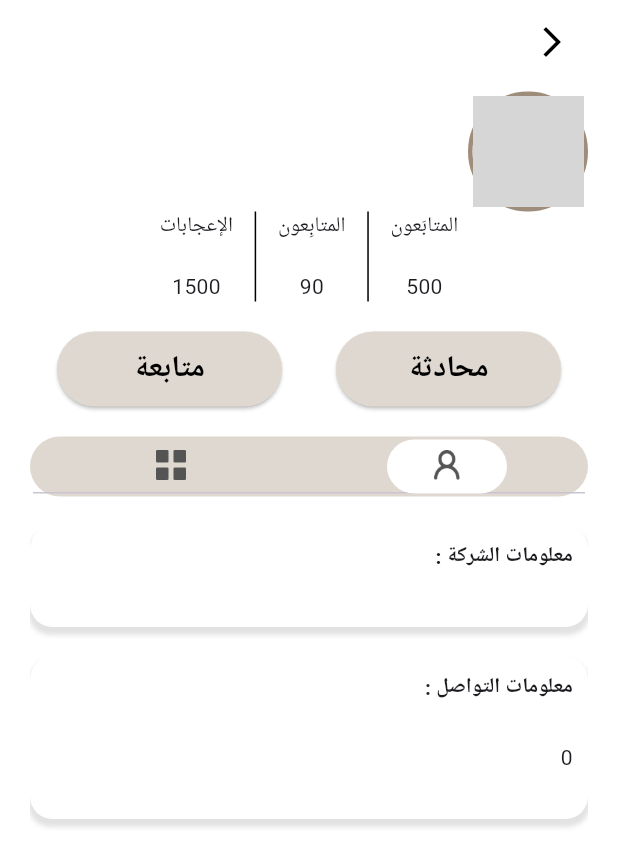
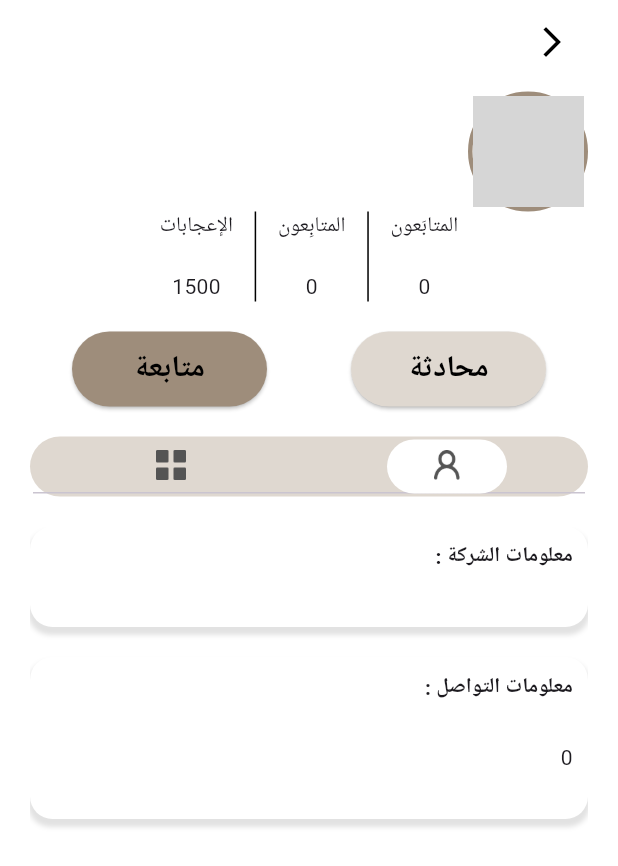
Before and after one commit to flutterCampTeam3/bunya-app, a Flutter app: the ProfilePageOfficeCustomur screen opened directly with empty values, on a phone screen of 412 x 824 dp. Shown: the top 866 px of the screen. Run offline on Flutter 3.47's test engine with Material 3 defaults, Android fonts, the phone set to English and light mode, and no system bars; our stand-ins replace bloc, flutter_bloc, flutter_dotenv, flutter_otp_text_field, flutter_svg, get_it and 7 more; missing offline and left inert: timer_button; accounts and stored records are empty; network calls fail; project files that could hold a hidden picture were left out; grey boxes are pictures that could not be loaded.

Commit message:
edit_follower

```diff
--- a/lib/data/service/supabase_services.dart
+++ b/lib/data/service/supabase_services.dart
@@ -153,8 +153,7 @@ class DBService {
     final profileData = await supabase
         .from('Customer')
         .select()
-        .eq('customerId', supabase.auth.currentUser!.id)
-        .single();
+        .eq('customerId', supabase.auth.currentUser!.id);
     if (profileData.isNotEmpty) {
       userType = true;
       return true;
--- a/lib/main.dart
+++ b/lib/main.dart
@@ -1,7 +1,6 @@
 import 'package:bunya_app/data/service/supabase_configration.dart';
 import 'package:bunya_app/data/service/supabase_services.dart';
 import 'package:bunya_app/pages/Office%20pages/navBar%20page/navBarPage.dart';
-import 'package:bunya_app/pages/costumer%20pages/costumer%20auth%20pages/signIn%20page/signin_customer_page.dart';
 import 'package:bunya_app/pages/costumer%20pages/navBar%20page/navBarPage.dart';
 import 'package:bunya_app/pages/intro%20pages/disconnect_page.dart';
 import 'package:bunya_app/pages/intro%20pages/first_intro.dart';
--- a/lib/pages/Office pages/profile_page/edit_office_page.dart
+++ b/lib/pages/Office pages/profile_page/edit_office_page.dart
@@ -5,7 +5,6 @@ import 'package:bunya_app/helper/sized.dart';
 import 'package:bunya_app/pages/Office%20pages/profile_page/bloc/profile_office_bloc.dart';
 import 'package:bunya_app/pages/Office%20pages/profile_page/profile_Office_pagee.dart';
 import 'package:bunya_app/pages/Office%20pages/profile_page/widgets/widgets/info_edit_row.dart';
-import 'package:bunya_app/pages/costumer%20pages/profile_page/bloc/profile_bloc.dart';
 import 'package:bunya_app/pages/costumer%20pages/profile_page/widgets/image_aacount_widget.dart';
 import 'package:flutter/cupertino.dart';
 import 'package:flutter/material.dart';
--- a/lib/pages/Office pages/profile_page/profile_Office_pagee.dart
+++ b/lib/pages/Office pages/profile_page/profile_Office_pagee.dart
@@ -5,7 +5,6 @@ import 'package:bunya_app/pages/Office%20pages/profile_page/bloc/profile_office_
 import 'package:bunya_app/pages/Office%20pages/profile_page/edit_office_page.dart';
 import 'package:bunya_app/pages/Office%20pages/profile_page/widgets/widgets/information_widget.dart';
 import 'package:bunya_app/pages/costumer%20pages/profile_page/widgets/image_aacount_widget.dart';
-import 'package:bunya_app/pages/costumer%20pages/profile_page/widgets/post_widget.dart';
 import 'package:flutter/cupertino.dart';
 import 'package:flutter/material.dart';
 import 'package:flutter/rendering.dart';
@@ -18,7 +17,6 @@ class ProfilePageOffice extends StatelessWidget {
 
   @override
   final locator = GetIt.I.get<DBService>();
-
   @override
   Widget build(BuildContext context) {
     return DefaultTabController(
--- a/lib/pages/costumer pages/office profile pages/bloc/profile_posts_event.dart
+++ b/lib/pages/costumer pages/office profile pages/bloc/profile_posts_event.dart
@@ -23,12 +23,6 @@ class DeleteFollowEvent extends ProfilePostsEvent {
   DeleteFollowEvent({required this.id});
 }
 
-
-class GetFollowingNumberEvent extends ProfilePostsEvent {
-  final String id;
-  GetFollowingNumberEvent({required this.id});
-}
-
 class CheckFollowNumberEvent extends ProfilePostsEvent {
   final String officeId;
   CheckFollowNumberEvent({required this.officeId});
--- a/lib/pages/costumer pages/office profile pages/profile_office.dart
+++ b/lib/pages/costumer pages/office profile pages/profile_office.dart
@@ -58,11 +58,11 @@ class ProfilePageOfficeCustomur extends StatelessWidget {
                         child: Row(
                           mainAxisAlignment: MainAxisAlignment.center,
                           children: [
-                            const Column(
+                            Column(
                               children: [
                                 Text("المتابَعون"),
                                 gapH20,
-                                Text("500"),
+                                Text("${bloc.followerNumber}"),
                               ],
                             ),
                             VerticalDivider(
@@ -70,11 +70,11 @@ class ProfilePageOfficeCustomur extends StatelessWidget {
                               thickness: 1.0,
                               color: blackColor,
                             ),
-                            const Column(
+                            Column(
                               children: [
                                 Text("المتابِعون"),
                                 gapH20,
-                                Text("90"),
+                                Text("${bloc.followingNumber}"),
                               ],
                             ),
                             VerticalDivider(
@@ -100,18 +100,18 @@ class ProfilePageOfficeCustomur extends StatelessWidget {
                             onPressed: () {
                               //
                             },
+                            style: ButtonStyle(
+                              backgroundColor:
+                                  WidgetStateProperty.all<Color>(lightBrown),
+                              fixedSize: WidgetStateProperty.all<Size>(
+                                  const Size(130, 50)),
+                            ),
                             // style: ButtonStyle(
                             //   backgroundColor:
-                            //       WidgetStateProperty.all<Color>(lightBrown),
-                            //   fixedSize: WidgetStateProperty.all<Size>(
-                            //       const Size(130, 50)),
+                            //       MaterialStateProperty.all<Color>(lightBrown),
+                            //   fixedSize: MaterialStateProperty.all<Size>(
+                            //       const Size(150, 50)),
                             // ),
-                            style: ButtonStyle(
-                              backgroundColor:
-                                  MaterialStateProperty.all<Color>(lightBrown),
-                              fixedSize: MaterialStateProperty.all<Size>(
-                                  const Size(150, 50)),
-                            ),
                             child: const Text(
                               'محادثة',
                               style: TextStyle(
@@ -122,23 +122,22 @@ class ProfilePageOfficeCustomur extends StatelessWidget {
                           ),
                           BlocConsumer<ProfilePostsBloc, ProfilePostsState>(
                             listener: (context, state) {
-                              if (state is LoadingFollowState) {
-                                // context.getDialog();
-                              }
-                              if (state is AddFollowState) {
-                                // context.popNav();
-                              }
-                              if (state is profilePostsSuccesState) {
-                                // context.popNav();
-                              }
-                              if (state is CheckFollowState) {
-                                // context.popNav();
-                              }
                               if (state is ErrorFollowState) {
-                                // context.popNav();
+                                context.showErrorSnackBar(context, state.msg);
                               }
                             },
                             builder: (context, state) {
+                              if (state is LoadingState) {
+                                return SizedBox(
+                                  height: 150,
+                                  width: 150,
+                                  child: Center(
+                                    child: CircularProgressIndicator(
+                                      color: brown,
+                                    ),
+                                  ),
+                                );
+                              } else {
                                 return Row(
                                   children: [
                                     Visibility(
@@ -148,21 +147,13 @@ class ProfilePageOfficeCustomur extends StatelessWidget {
                                           bloc.add(DeleteFollowEvent(
                                               id: office.officeId));
                                         },
-                                      // style: ButtonStyle(
-                                      //   backgroundColor:
-                                      //       WidgetStateProperty.all<Color>(
-                                      //           lightBrown),
-                                      //   fixedSize:
-                                      //       WidgetStateProperty.all<Size>(
-                                      //           const Size(130, 50)),
-                                      // ),
                                         style: ButtonStyle(
                                           backgroundColor:
-                                            MaterialStateProperty.all<Color>(
+                                              WidgetStateProperty.all<Color>(
                                                   lightBrown),
                                           fixedSize:
-                                            MaterialStateProperty.all<Size>(
-                                                const Size(150, 50)),
+                                              WidgetStateProperty.all<Size>(
+                                                  const Size(130, 50)),
                                         ),
                                         child: const Text(
                                           'الغاء المتابعة ',
@@ -181,21 +172,13 @@ class ProfilePageOfficeCustomur extends StatelessWidget {
                                           bloc.add(AddFollowEvent(
                                               id: office.officeId));
                                         },
-                                      // style: ButtonStyle(
-                                      //   backgroundColor:
-                                      //       WidgetStateProperty.all<Color>(
-                                      //           brown),
-                                      //   fixedSize:
-                                      //       WidgetStateProperty.all<Size>(
-                                      //           const Size(130, 50)),
-                                      // ),
                                         style: ButtonStyle(
                                           backgroundColor:
-                                            MaterialStateProperty.all<Color>(
-                                                lightBrown),
+                                              WidgetStateProperty.all<Color>(
+                                                  brown),
                                           fixedSize:
-                                            MaterialStateProperty.all<Size>(
-                                                const Size(150, 50)),
+                                              WidgetStateProperty.all<Size>(
+                                                  const Size(130, 50)),
                                         ),
                                         child: const Text(
                                           'متابعة',
@@ -208,6 +191,7 @@ class ProfilePageOfficeCustomur extends StatelessWidget {
                                     ),
                                   ],
                                 );
+                              }
                             },
                           ),
                         ],
@@ -221,9 +205,6 @@ class ProfilePageOfficeCustomur extends StatelessWidget {
                             borderRadius: BorderRadius.circular(20),
                             color: lightbrownColor),
                         child: TabBar(
-                          onTap: (value) {
-                            //
-                          },
                           // indicatorSize: TabBarIndicatorSize.values[2],
                           indicator: BoxDecoration(
                               borderRadius: BorderRadius.circular(30),
@@ -258,27 +239,6 @@ class ProfilePageOfficeCustomur extends StatelessWidget {
                           SingleChildScrollView(
                             child: Column(
                               children: [
-                                // Align(
-                                //   alignment: Alignment.topLeft,
-                                //   child: IconButton(
-                                //       onPressed: () {
-                                //         Navigator.push(
-                                //           context,
-                                //           MaterialPageRoute(
-                                //             builder: (context) {
-                                //               // Return the widget for the new route here
-                                //               return EditPageOffice(
-                                //                 name: state.name,
-                                //               );
-                                //             },
-                                //           ),
-                                //         );
-                                //       },
-                                //       icon: Image.asset(
-                                //         'assets/images/edit.png',
-                                //         width: 18,
-                                //       )),
-                                // ),
                                 InformationWidgetOffice(
                                   widget: Column(
                                     crossAxisAlignment:
@@ -336,7 +296,6 @@ class ProfilePageOfficeCustomur extends StatelessWidget {
                             },
                             builder: (context, state) {
                               if (bloc.classPostId.isNotEmpty) {
-                                print("inside the 22");
                                 return SizedBox(
                                   child: GridView.builder(
                                       gridDelegate:
@@ -348,7 +307,6 @@ class ProfilePageOfficeCustomur extends StatelessWidget {
                                       ),
                                       itemCount: bloc.classPostId.length,
                                       itemBuilder: (context, index) {
-                                        print("inside the loob");
                                         return PostProfileWidget(
                                           desc: bloc.classPostId[index],
                                           path: bloc.classPostId[index],
@@ -363,24 +321,6 @@ class ProfilePageOfficeCustomur extends StatelessWidget {
                               }
                             },
                           )
-                          // SingleChildScrollView(
-                          //   child: Column(
-                          //     children: [
-                          //       PostProfileWidget(
-                          //         path:post!.image,
-                          //         desc:
-                          //             post!.desc,
-                          //       ),
-                          //       gapH15,
-                          //       PostProfileWidget(
-                          //        path:post!.image,
-                          //         likes: "100 لايك",
-                          //         desc:
-                          //             post!.desc,
-                          //       ),
-                          //     ],
-                          //   ),
-                          // ),
                         ]),
                       ),
                     ],
--- a/pubspec.yaml
+++ b/pubspec.yaml
@@ -5,7 +5,7 @@ version: 0.1.0
 
 environment:
   #sdk: '>=3.4.0-99.1.beta <4.0.0'
-  sdk: 3.3.2
+  sdk: '>=3.4.0-99.1.beta <4.0.0'
 
 dependencies:
   flutter:
```
Also changed, not shown: pubspec.lock. Lines whose indentation alone changed are shown as unchanged.
